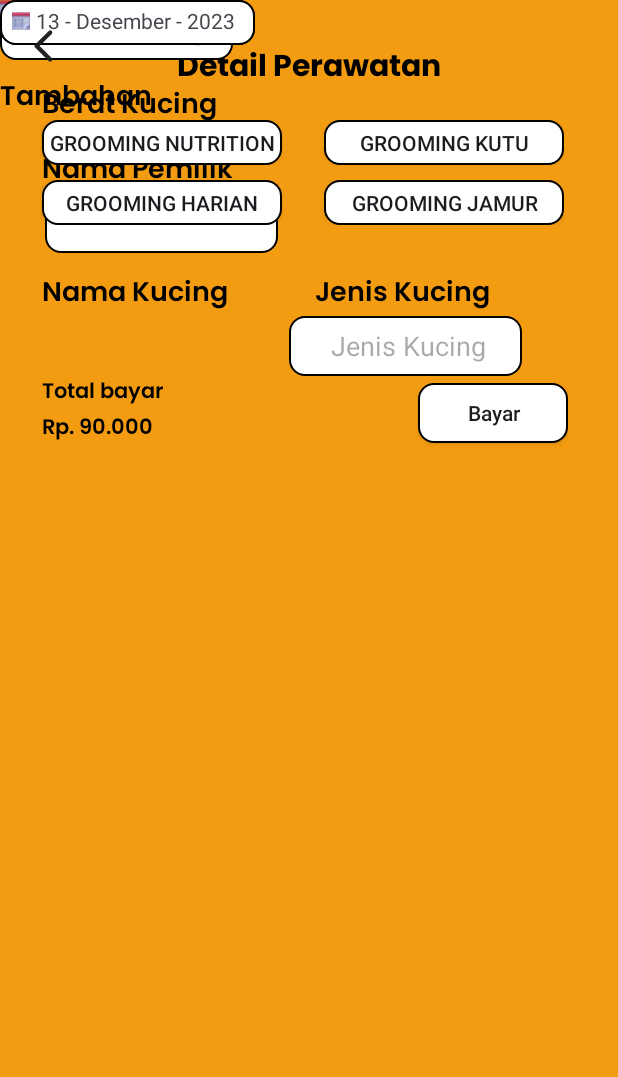
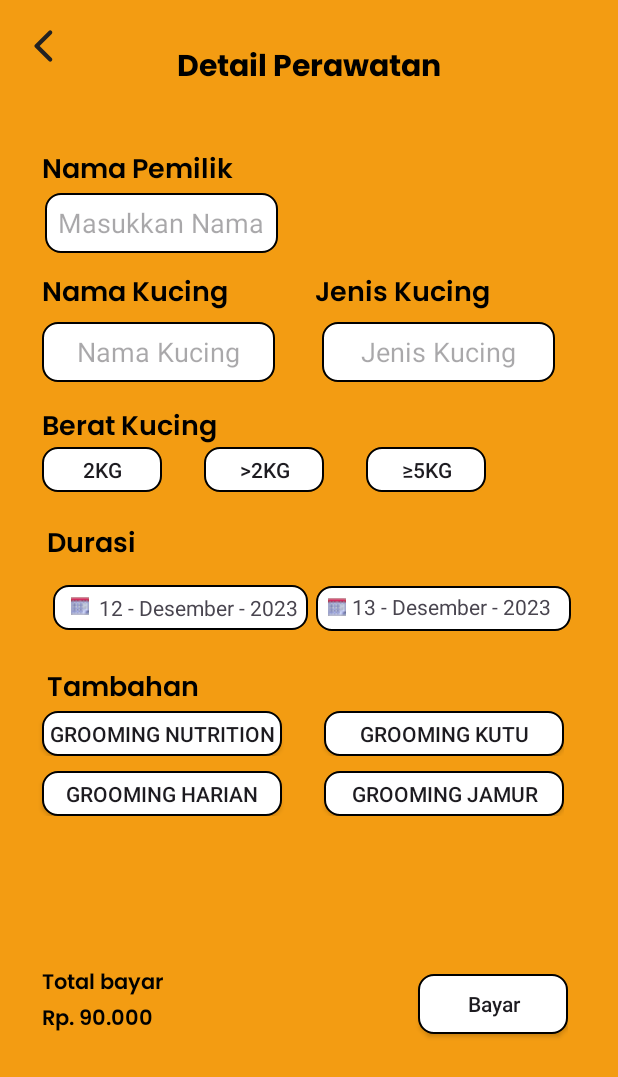
Before and after one commit to hsnyibrhm/Massive_Opets, an Android app: the detail_bayar_penitipan screen opened directly, with no data from a screen before it, on a phone screen of 412 x 824 dp. Shown: the top 1077 px of the screen. Run offline under Robolectric (Android 15) with nearby library versions, the phone set to English and light mode, and no system bars.

Commit message:
fix bug & fix ui

```diff
--- a/app/src/main/AndroidManifest.xml
+++ b/app/src/main/AndroidManifest.xml
@@ -14,6 +14,9 @@
         android:supportsRtl="true"
         android:theme="@style/Theme.Opets"
         tools:targetApi="31">
+        <activity
+            android:name=".Groooming.BookingGromingKutuActivity"
+            android:exported="false"/>
         <activity
             android:name=".detail_bayar_grooming_kutu"
             android:exported="false" />
--- a/app/src/main/java/com/masssive/opets/Groooming/GroomingKutuActivity.kt
+++ b/app/src/main/java/com/masssive/opets/Groooming/GroomingKutuActivity.kt
@@ -6,6 +6,7 @@ import android.os.Bundle
 import com.masssive.opets.R
 import com.masssive.opets.ReviewGroomingActivity
 import com.masssive.opets.databinding.ActivityGroomingKutuBinding
+import com.masssive.opets.detail_bayar_grooming_kutu
 
 class GroomingKutuActivity : AppCompatActivity() {
     private lateinit var binding: ActivityGroomingKutuBinding
@@ -19,7 +20,7 @@ class GroomingKutuActivity : AppCompatActivity() {
 
     private fun setupAction() {
         binding.btnBookingGk.setOnClickListener{
-            val intent = Intent(this, BookingGromingKutuActivity::class.java)
+            val intent = Intent(this, detail_bayar_grooming_kutu::class.java)
             startActivity(intent)
         }
 
--- a/app/src/main/java/com/masssive/opets/Penitipan/PenitipanActivity.kt
+++ b/app/src/main/java/com/masssive/opets/Penitipan/PenitipanActivity.kt
@@ -6,6 +6,7 @@ import android.os.Bundle
 import com.masssive.opets.R
 import com.masssive.opets.ReviewCatHotelActivity
 import com.masssive.opets.databinding.ActivityPenitipanBinding
+import com.masssive.opets.detail_bayar_penitipan
 
 class PenitipanActivity : AppCompatActivity() {
     private lateinit var binding: ActivityPenitipanBinding
@@ -19,7 +20,7 @@ class PenitipanActivity : AppCompatActivity() {
 
     private fun setupAction() {
         binding.bkCathotel.setOnClickListener{
-            val intent = Intent(this, BookingPenitipanActivity::class.java)
+            val intent = Intent(this, detail_bayar_penitipan::class.java)
             startActivity(intent)
         }
 
--- a/app/src/main/java/com/masssive/opets/detail_bayar_penitipan.kt
+++ b/app/src/main/java/com/masssive/opets/detail_bayar_penitipan.kt
@@ -1,5 +1,6 @@
 package com.masssive.opets
 
+import android.annotation.SuppressLint
 import android.content.Intent
 import androidx.appcompat.app.AppCompatActivity
 import android.os.Bundle
@@ -23,7 +24,9 @@ class detail_bayar_penitipan : AppCompatActivity(), View.OnClickListener {
     private var isButtonLinkClicked = false
     // Variabel xml khusus untuk interest
     private lateinit var btnBack: Button
+    private lateinit var btnbayar: Button
 
+    @SuppressLint("MissingInflatedId")
     override fun onCreate(savedInstanceState: Bundle?) {
         super.onCreate(savedInstanceState)
         setContentView(R.layout.activity_detail_bayar_penitipan)
@@ -41,11 +44,14 @@ class detail_bayar_penitipan : AppCompatActivity(), View.OnClickListener {
 
         // Inisialisasi Xml
         btnBack = findViewById(R.id.btnBack)
+        btnbayar = findViewById(R.id.btnbayarpen)
 
         // tombol kembali(penitipan)
         val backPenitipanActivity: TextView = findViewById(R.id.btnBack)
         backPenitipanActivity.setOnClickListener(this)
 
+        val bayarpenitipan: Button = findViewById(R.id.btnbayarpen)
+        bayarpenitipan.setOnClickListener(this)
         // Tombol kembali perangkat Penitipan
         val onBackPressedCallback = object : OnBackPressedCallback(true) {
             override fun handleOnBackPressed() {
@@ -83,6 +89,10 @@ class detail_bayar_penitipan : AppCompatActivity(), View.OnClickListener {
                 }
                 startActivity(intent)
             }
+            R.id.btnbayarpen ->{
+                val intent = Intent(this, PembayaranQrisActivity::class.java)
+                startActivity(intent)
+            }
         }
     }
 
--- a/app/src/main/res/layout/activity_detail_bayar_penitipan.xml
+++ b/app/src/main/res/layout/activity_detail_bayar_penitipan.xml
@@ -51,10 +51,10 @@
         android:id="@+id/et_nama_pemilik"
         android:layout_width="155dp"
         android:layout_height="40dp"
-
+        android:textAlignment="center"
         android:background="@drawable/btn_detail_perawatan"
-        android:gravity=""
-        android:hint="  Masukkan Nama"
+        android:gravity="center"
+        android:hint="Masukkan Nama"
         app:layout_constraintEnd_toEndOf="parent"
         app:layout_constraintHorizontal_bias="0.117"
         app:layout_constraintStart_toStartOf="parent"
@@ -78,12 +78,16 @@
         android:id="@+id/et_nama_kucing"
         android:layout_width="155dp"
         android:layout_height="40dp"
+        android:layout_marginTop="4dp"
         android:background="@drawable/btn_detail_perawatan"
-        android:hint="  Nama Kucing"
+        android:hint="Nama Kucing"
+        android:gravity="center"
         android:textAlignment="center"
-        tools:ignore="MissingConstraints"
-        tools:layout_editor_absoluteX="30dp"
-        tools:layout_editor_absoluteY="218dp" />
+        app:layout_constraintEnd_toEndOf="parent"
+        app:layout_constraintHorizontal_bias="0.109"
+        app:layout_constraintStart_toStartOf="parent"
+        app:layout_constraintTop_toBottomOf="@+id/tv_nama_kucing"
+        tools:ignore="MissingConstraints" />
 
     <TextView
         android:id="@+id/tv_jenis_kucing"
@@ -103,10 +107,13 @@
         android:id="@+id/et__kucing"
         android:layout_width="155dp"
         android:layout_height="40dp"
+        android:layout_marginTop="4dp"
+        android:gravity="center"
         android:background="@drawable/btn_detail_perawatan"
-        android:hint="      Jenis Kucing"
+        android:hint="Jenis Kucing"
+        android:textAlignment="center"
         app:layout_constraintEnd_toEndOf="parent"
-        app:layout_constraintHorizontal_bias="0.369"
+        app:layout_constraintHorizontal_bias="0.424"
         app:layout_constraintStart_toEndOf="@+id/et_nama_kucing"
         app:layout_constraintTop_toBottomOf="@+id/tv_jenis_kucing" />
 
@@ -166,31 +173,42 @@
         android:id="@+id/tv_durasi_penitipan"
         android:layout_width="140dp"
         android:layout_height="30dp"
+        android:layout_marginTop="48dp"
         android:fontFamily="@font/poppins_semibold"
         android:text="Durasi Penitipan"
         android:textColor="@color/black"
         android:textSize="18sp"
-        tools:ignore="MissingConstraints"
-        tools:layout_editor_absoluteX="28dp"
-        tools:layout_editor_absoluteY="359dp" />
+        app:layout_constraintEnd_toEndOf="parent"
+        app:layout_constraintHorizontal_bias="0.114"
+        app:layout_constraintStart_toStartOf="parent"
+        app:layout_constraintTop_toBottomOf="@+id/tv_berat_kucing"
+        tools:ignore="MissingConstraints" />
 
     <ImageView
         android:id="@+id/img_star_date"
         android:layout_width="170dp"
         android:layout_height="30dp"
+        android:layout_marginTop="12dp"
         android:src="@drawable/btn_detail_perawatan"
         android:textSize="14sp"
-        tools:layout_editor_absoluteX="30dp"
-        tools:layout_editor_absoluteY="398dp"
+        app:layout_constraintEnd_toStartOf="@+id/img_end_date"
+        app:layout_constraintHorizontal_bias="0.875"
+        app:layout_constraintStart_toStartOf="parent"
+        app:layout_constraintTop_toBottomOf="@+id/tv_durasi_penitipan"
         tools:ignore="MissingConstraints" />
 
     <ImageView
         android:id="@+id/ic_kalender"
         android:layout_width="wrap_content"
         android:layout_height="wrap_content"
+        android:layout_marginStart="12dp"
         android:src="@drawable/icon_kalender"
-        tools:layout_editor_absoluteX="39dp"
-        tools:layout_editor_absoluteY="406dp"
+        app:layout_constraintBottom_toBottomOf="@+id/img_star_date"
+        app:layout_constraintEnd_toEndOf="@+id/img_star_date"
+        app:layout_constraintHorizontal_bias="0.0"
+        app:layout_constraintStart_toStartOf="@+id/img_star_date"
+        app:layout_constraintTop_toTopOf="@+id/img_star_date"
+        app:layout_constraintVertical_bias="0.444"
         tools:ignore="MissingConstraints" />
 
     <TextView
@@ -199,18 +217,23 @@
         android:layout_height="wrap_content"
         android:text="12 - Desember - 2023"
         android:textSize="14sp"
-        tools:layout_editor_absoluteX="54dp"
-        tools:layout_editor_absoluteY="402dp"
+        app:layout_constraintBottom_toBottomOf="@+id/img_star_date"
+        app:layout_constraintEnd_toEndOf="@+id/img_star_date"
+        app:layout_constraintStart_toEndOf="@+id/ic_kalender"
+        app:layout_constraintTop_toTopOf="@+id/img_star_date"
         tools:ignore="MissingConstraints" />
 
     <ImageView
         android:id="@+id/img_end_date"
         android:layout_width="170dp"
         android:layout_height="30dp"
+        android:layout_marginTop="136dp"
         android:src="@drawable/btn_detail_perawatan"
         android:textSize="14sp"
-        tools:layout_editor_absoluteX="218dp"
-        tools:layout_editor_absoluteY="398dp"
+        app:layout_constraintEnd_toEndOf="parent"
+        app:layout_constraintHorizontal_bias="0.871"
+        app:layout_constraintStart_toStartOf="parent"
+        app:layout_constraintTop_toBottomOf="@+id/et__kucing"
         tools:ignore="MissingConstraints" />
 
     <ImageView
@@ -238,16 +261,16 @@
         android:id="@+id/tv_tambahan"
         android:layout_width="140dp"
         android:layout_height="30dp"
-        app:layout_constraintTop_toBottomOf="@id/img_star_date"
-        android:layout_marginTop="20dp"
-        android:layout_marginBottom="10dp"
+        android:layout_marginTop="24dp"
         android:fontFamily="@font/poppins_semibold"
         android:text="Tambahan"
         android:textColor="@color/black"
         android:textSize="18sp"
-        tools:ignore="MissingConstraints"
-        tools:layout_editor_absoluteX="28dp"
-        tools:layout_editor_absoluteY="436dp" />
+        app:layout_constraintEnd_toEndOf="parent"
+        app:layout_constraintHorizontal_bias="0.114"
+        app:layout_constraintStart_toStartOf="parent"
+        app:layout_constraintTop_toBottomOf="@id/img_star_date"
+        tools:ignore="MissingConstraints" />
 
     <LinearLayout
         android:id="@+id/LL_1"
@@ -338,7 +361,7 @@
         </LinearLayout>
 
         <androidx.appcompat.widget.AppCompatButton
-            android:id="@+id/btnbayar"
+            android:id="@+id/btnbayarpen"
             android:layout_width="100dp"
             android:layout_height="40dp"
             android:layout_marginVertical="5dp"
--- a/app/src/main/res/layout/activity_pembayaran_qris.xml
+++ b/app/src/main/res/layout/activity_pembayaran_qris.xml
@@ -8,6 +8,7 @@
     tools:context=".PembayaranQrisActivity">
 
     <Button
+        android:id="@+id/bckqris"
         android:layout_width="30dp"
         android:layout_height="30dp"
         android:layout_marginTop="30dp"
--- a/app/src/main/res/layout/fragment_chat.xml
+++ b/app/src/main/res/layout/fragment_chat.xml
@@ -20,4 +20,6 @@
         android:text="Message"
         android:textSize="20dp" />
 
+
+
 </FrameLayout>
```
Also changed, not shown: app/src/main/java/com/masssive/opets/PembayaranQrisActivity.kt (+18 -2 lines), app/src/main/java/com/masssive/opets/booking/BookingFragment.kt (+24 -16 lines), app/src/main/java/com/masssive/opets/detail_bayar_grooming_kutu.kt (+13 -0 lines), app/src/main/res/layout/activity_detail_bayar_grooming_kutu.xml (+44 -25 lines), app/src/main/res/layout/fragment_booking.xml (+5 -2 lines).
